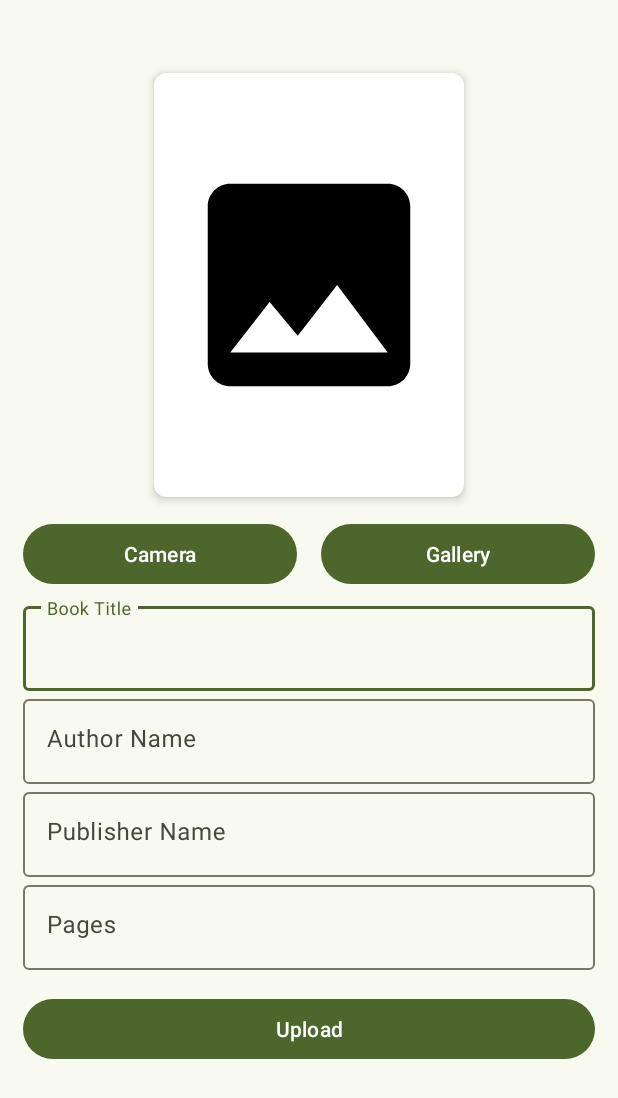
After one commit to ppawazz/Katalog-Buku-Dispusipda, an Android app: the AddBookActivity screen opened directly, with no data from a screen before it, on a phone screen of 412 x 824 dp. The commit adds this screen. Shown: the top 1098 px of the screen. Run offline under Robolectric (Android 15) with nearby library versions, the phone set to English and light mode, and no system bars; pictures from the network do not load; Roboto replaces fonts that are not available here.

Commit message:
add add book activity, manage more helper to upload take camera or

```diff
--- a/app/src/main/AndroidManifest.xml
+++ b/app/src/main/AndroidManifest.xml
@@ -14,6 +14,9 @@
         android:supportsRtl="true"
         android:theme="@style/AppTheme"
         tools:targetApi="31">
+        <activity
+            android:name=".view.ui.AddBookActivity"
+            android:exported="false" />
         <activity
             android:name=".view.ui.DetailActivity"
             android:exported="false" />
--- a/app/src/main/java/com/paw/katalogbuku/utils/Helper.kt
+++ b/app/src/main/java/com/paw/katalogbuku/utils/Helper.kt
@@ -1,8 +1,112 @@
 package com.paw.katalogbuku.utils
 
+import android.content.ContentValues
+import android.content.Context
+import android.graphics.Bitmap
+import android.graphics.BitmapFactory
+import android.graphics.Matrix
+import android.net.Uri
+import android.os.Build
+import android.os.Environment
+import android.provider.MediaStore
 import android.widget.Toast
 import androidx.appcompat.app.AppCompatActivity
+import androidx.core.content.FileProvider
+import androidx.exifinterface.media.ExifInterface
+import com.paw.katalogbuku.BuildConfig
+import java.io.ByteArrayOutputStream
+import java.io.File
+import java.io.FileOutputStream
+import java.io.InputStream
+import java.text.SimpleDateFormat
+import java.util.Date
+import java.util.Locale
+
+private const val MAXIMAL_SIZE = 1000000
+private const val FILENAME_FORMAT = "yyyyMMdd_HHmmss"
+private val timeStamp: String = SimpleDateFormat(FILENAME_FORMAT, Locale.US).format(Date())
 
 fun AppCompatActivity.showToast(message: String?) {
     Toast.makeText(this, message, Toast.LENGTH_SHORT).show()
 }
+
+fun getImageUri(context: Context): Uri {
+    var uri: Uri? = null
+    if (Build.VERSION.SDK_INT >= Build.VERSION_CODES.Q) {
+        val contentValues = ContentValues().apply {
+            put(MediaStore.MediaColumns.DISPLAY_NAME, "$timeStamp.jpg")
+            put(MediaStore.MediaColumns.MIME_TYPE, "image/jpeg")
+            put(MediaStore.MediaColumns.RELATIVE_PATH, "Pictures/MyCamera/")
+        }
+        uri = context.contentResolver.insert(
+            MediaStore.Images.Media.EXTERNAL_CONTENT_URI,
+            contentValues
+        )
+    }
+    return uri ?: getImageUriForPreQ(context)
+}
+
+private fun getImageUriForPreQ(context: Context): Uri {
+    val filesDir = context.getExternalFilesDir(Environment.DIRECTORY_PICTURES)
+    val imageFile = File(filesDir, "/MyCamera/$timeStamp.jpg")
+    if (imageFile.parentFile?.exists() == false) imageFile.parentFile?.mkdir()
+    return FileProvider.getUriForFile(
+        context,
+        "${BuildConfig.APPLICATION_ID}.fileprovider",
+        imageFile
+    )
+}
+
+fun createCustomTempFile(context: Context): File {
+    val filesDir = context.externalCacheDir
+    return File.createTempFile(timeStamp, ".jpg", filesDir)
+}
+
+fun uriToFile(imageUri: Uri, context: Context): File {
+    val myFile = createCustomTempFile(context)
+    val inputStream = context.contentResolver.openInputStream(imageUri) as InputStream
+    val outputStream = FileOutputStream(myFile)
+    val buffer = ByteArray(1024)
+    var length: Int
+    while (inputStream.read(buffer).also { length = it } > 0) outputStream.write(buffer, 0, length)
+    outputStream.close()
+    inputStream.close()
+    return myFile
+}
+
+fun File.reduceFileImage(): File {
+    val file = this
+    val bitmap = BitmapFactory.decodeFile(file.path).getRotatedBitmap(file)
+    var compressQuality = 100
+    var streamLength: Int
+    do {
+        val bmpStream = ByteArrayOutputStream()
+        bitmap?.compress(Bitmap.CompressFormat.JPEG, compressQuality, bmpStream)
+        val bmpPicByteArray = bmpStream.toByteArray()
+        streamLength = bmpPicByteArray.size
+        compressQuality -= 5
+    } while (streamLength > MAXIMAL_SIZE)
+    bitmap?.compress(Bitmap.CompressFormat.JPEG, compressQuality, FileOutputStream(file))
+    return file
+}
+
+fun Bitmap.getRotatedBitmap(file: File): Bitmap? {
+    val orientation = ExifInterface(file).getAttributeInt(
+        ExifInterface.TAG_ORIENTATION, ExifInterface.ORIENTATION_UNDEFINED
+    )
+    return when (orientation) {
+        ExifInterface.ORIENTATION_ROTATE_90 -> rotateImage(this, 90F)
+        ExifInterface.ORIENTATION_ROTATE_180 -> rotateImage(this, 180F)
+        ExifInterface.ORIENTATION_ROTATE_270 -> rotateImage(this, 270F)
+        ExifInterface.ORIENTATION_NORMAL -> this
+        else -> this
+    }
+}
+
+fun rotateImage(source: Bitmap, angle: Float): Bitmap? {
+    val matrix = Matrix()
+    matrix.postRotate(angle)
+    return Bitmap.createBitmap(
+        source, 0, 0, source.width, source.height, matrix, true
+    )
+}
--- /dev/null
+++ b/app/src/main/java/com/paw/katalogbuku/view/ui/AddBookActivity.kt
@@ -0,0 +1,110 @@
+package com.paw.katalogbuku.view.ui
+
+import android.animation.AnimatorSet
+import android.animation.ObjectAnimator
+import android.net.Uri
+import android.os.Build
+import android.os.Bundle
+import android.util.Log
+import android.view.View
+import android.view.WindowInsets
+import android.view.WindowManager
+import androidx.activity.enableEdgeToEdge
+import androidx.activity.result.PickVisualMediaRequest
+import androidx.activity.result.contract.ActivityResultContracts
+import androidx.appcompat.app.AppCompatActivity
+import androidx.core.view.ViewCompat
+import androidx.core.view.WindowInsetsCompat
+import com.paw.katalogbuku.R
+import com.paw.katalogbuku.databinding.ActivityAddBookBinding
+import com.paw.katalogbuku.utils.getImageUri
+
+class AddBookActivity : AppCompatActivity() {
+
+
+    private lateinit var binding: ActivityAddBookBinding
+    private var currentImageUri: Uri? = null
+    override fun onCreate(savedInstanceState: Bundle?) {
+        super.onCreate(savedInstanceState)
+        binding = ActivityAddBookBinding.inflate(layoutInflater)
+        enableEdgeToEdge()
+        setContentView(binding.root)
+        ViewCompat.setOnApplyWindowInsetsListener(findViewById(R.id.main)) { v, insets ->
+            val systemBars = insets.getInsets(WindowInsetsCompat.Type.systemBars())
+            v.setPadding(systemBars.left, systemBars.top, systemBars.right, systemBars.bottom)
+            insets
+        }
+        playAnimation()
+        binding.btnGallery.setOnClickListener {
+            startGallery()
+        }
+        binding.btnCamera.setOnClickListener {
+            startCamera()
+        }
+    }
+
+    private fun startCamera() {
+        currentImageUri = getImageUri(this)
+        launcherIntentCamera.launch(currentImageUri!!)
+    }
+
+    private val launcherIntentCamera = registerForActivityResult(
+        ActivityResultContracts.TakePicture()
+    ) { isSuccess ->
+        if (isSuccess) {
+            showImage()
+        }
+    }
+
+    private fun startGallery() {
+        launcherGallery.launch(PickVisualMediaRequest(ActivityResultContracts.PickVisualMedia.ImageOnly))
+    }
+
+    private val launcherGallery = registerForActivityResult(
+        ActivityResultContracts.PickVisualMedia()
+    ) { uri: Uri? ->
+        if (uri != null) {
+            currentImageUri = uri
+            showImage()
+        } else {
+            Log.d("Photo Picker", "No media selected")
+        }
+    }
+
+    private fun showImage() {
+        currentImageUri?.let {
+            Log.d("Image URI", "showImage: $it")
+            binding.uploadImage.setImageURI(it)
+        }
+    }
+
+    private fun playAnimation() {
+        val cover = ObjectAnimator.ofFloat(binding.uploadImage, View.ALPHA, 1f).setDuration(100)
+        val title =
+            ObjectAnimator.ofFloat(binding.edAddTitle, View.ALPHA, 1f).setDuration(100)
+        val tlTitle =
+            ObjectAnimator.ofFloat(binding.addTitle, View.ALPHA, 1f).setDuration(100)
+        val author =
+            ObjectAnimator.ofFloat(binding.edAddAuthor, View.ALPHA, 1f).setDuration(100)
+        val tlAuthor =
+            ObjectAnimator.ofFloat(binding.addAuthor, View.ALPHA, 1f).setDuration(100)
+        val publisher =
+            ObjectAnimator.ofFloat(binding.edAddPublisher, View.ALPHA, 1f).setDuration(100)
+        val tlPublisher =
+            ObjectAnimator.ofFloat(binding.addPublisher, View.ALPHA, 1f).setDuration(100)
+        val pages =
+            ObjectAnimator.ofFloat(binding.edAddPages, View.ALPHA, 1f).setDuration(100)
+        val tlPages =
+            ObjectAnimator.ofFloat(binding.addPages, View.ALPHA, 1f).setDuration(100)
+        val camera = ObjectAnimator.ofFloat(binding.btnCamera, View.ALPHA, 1f).setDuration(100)
+        val gallery = ObjectAnimator.ofFloat(binding.btnGallery, View.ALPHA, 1f).setDuration(100)
+        val upload = ObjectAnimator.ofFloat(binding.buttonAdd, View.ALPHA, 1f).setDuration(100)
+
+        AnimatorSet().apply {
+            playTogether(
+                camera, gallery, upload, cover, title, tlTitle, author, tlAuthor, publisher, tlPublisher, pages, tlPages
+            )
+            startDelay = 200
+        }.start()
+    }
+}
--- a/app/src/main/java/com/paw/katalogbuku/view/ui/MainActivity.kt
+++ b/app/src/main/java/com/paw/katalogbuku/view/ui/MainActivity.kt
@@ -1,5 +1,6 @@
 package com.paw.katalogbuku.view.ui
 
+import android.content.Intent
 import android.os.Bundle
 import android.text.Editable
 import android.text.TextWatcher
@@ -54,7 +55,8 @@ class MainActivity : AppCompatActivity() {
             }
 
             fabAdd.setOnClickListener {
-                // Implement add book logic here
+                val toAddBook = Intent(this@MainActivity, AddBookActivity::class.java)
+                startActivity(toAddBook)
             }
 
             searchEditText.addTextChangedListener(object : TextWatcher {
--- /dev/null
+++ b/app/src/main/res/drawable/ic_image.xml
@@ -0,0 +1,5 @@
+<vector xmlns:android="http://schemas.android.com/apk/res/android" android:height="24dp" android:tint="#000000" android:viewportHeight="24" android:viewportWidth="24" android:width="24dp">
+
+    <path android:fillColor="@android:color/white" android:pathData="M21,19V5c0,-1.1 -0.9,-2 -2,-2H5c-1.1,0 -2,0.9 -2,2v14c0,1.1 0.9,2 2,2h14c1.1,0 2,-0.9 2,-2zM8.5,13.5l2.5,3.01L14.5,12l4.5,6H5l3.5,-4.5z"/>
+
+</vector>
--- /dev/null
+++ b/app/src/main/res/layout/activity_add_book.xml
@@ -0,0 +1,181 @@
+<?xml version="1.0" encoding="utf-8"?>
+<androidx.constraintlayout.widget.ConstraintLayout xmlns:android="http://schemas.android.com/apk/res/android"
+    xmlns:app="http://schemas.android.com/apk/res-auto"
+    xmlns:tools="http://schemas.android.com/tools"
+    android:id="@+id/main"
+    android:layout_width="match_parent"
+    android:layout_height="match_parent"
+    tools:context=".view.ui.AddBookActivity">
+
+    <androidx.cardview.widget.CardView
+        android:id="@+id/cv_upload"
+        android:layout_width="220dp"
+        android:layout_height="300dp"
+        android:layout_marginTop="40dp"
+        app:cardCornerRadius="8dp"
+        app:cardElevation="4dp"
+        app:cardUseCompatPadding="true"
+        app:cardBackgroundColor="@color/cardbg"
+        app:layout_constraintStart_toStartOf="parent"
+        app:layout_constraintEnd_toEndOf="parent"
+        app:layout_constraintTop_toTopOf="parent">
+
+        <ImageView
+            android:id="@+id/upload_image"
+            android:layout_width="180dp"
+            android:layout_height="260dp"
+            android:alpha="0"
+            android:scaleType="fitCenter"
+            android:layout_gravity="center"
+            android:src="@drawable/ic_image"
+            tools:alpha="100" />
+    </androidx.cardview.widget.CardView>
+
+    <Button
+        android:id="@+id/btn_camera"
+        android:layout_width="0dp"
+        android:layout_height="wrap_content"
+        android:layout_marginStart="15dp"
+        android:layout_marginEnd="8dp"
+        android:layout_marginTop="5dp"
+        android:gravity="center"
+        android:alpha="0"
+        android:text="Camera"
+        app:layout_constraintEnd_toStartOf="@id/btn_gallery"
+        app:layout_constraintStart_toStartOf="parent"
+        app:layout_constraintTop_toBottomOf="@id/cv_upload"
+        tools:alpha="100" />
+
+    <Button
+        android:id="@+id/btn_gallery"
+        android:layout_width="0dp"
+        android:layout_height="wrap_content"
+        android:layout_marginStart="8dp"
+        android:layout_marginEnd="15dp"
+        android:layout_marginTop="5dp"
+        android:alpha="0"
+        android:text="Gallery"
+        app:layout_constraintEnd_toEndOf="parent"
+        app:layout_constraintStart_toEndOf="@id/btn_camera"
+        app:layout_constraintTop_toBottomOf="@id/cv_upload"
+        tools:alpha="100" />
+
+    <com.google.android.material.textfield.TextInputLayout
+        android:id="@+id/add_title"
+        android:layout_width="match_parent"
+        android:layout_height="wrap_content"
+        android:layout_marginStart="15dp"
+        android:layout_marginEnd="15dp"
+        android:layout_marginTop="5dp"
+        android:alpha="0"
+        app:layout_constraintEnd_toEndOf="parent"
+        app:layout_constraintStart_toStartOf="parent"
+        app:layout_constraintTop_toBottomOf="@id/btn_gallery"
+        tools:alpha="100">
+
+        <com.google.android.material.textfield.TextInputEditText
+            android:id="@+id/ed_add_title"
+            android:layout_width="match_parent"
+            android:layout_height="match_parent"
+            android:gravity="top|start"
+            android:hint="Book Title"
+            android:inputType="textMultiLine"
+            android:maxLines="5"
+            android:textAlignment="viewStart" />
+
+    </com.google.android.material.textfield.TextInputLayout>
+
+    <com.google.android.material.textfield.TextInputLayout
+        android:id="@+id/add_author"
+        android:layout_width="match_parent"
+        android:layout_height="wrap_content"
+        android:layout_marginStart="15dp"
+        android:layout_marginEnd="15dp"
+        android:alpha="0"
+        app:layout_constraintEnd_toEndOf="parent"
+        app:layout_constraintStart_toStartOf="parent"
+        app:layout_constraintTop_toBottomOf="@id/add_title"
+        tools:alpha="100">
+
+    <com.google.android.material.textfield.TextInputEditText
+        android:id="@+id/ed_add_author"
+        android:layout_width="match_parent"
+        android:layout_height="match_parent"
+        android:gravity="top|start"
+        android:hint="Author Name"
+        android:inputType="textMultiLine"
+        android:maxLines="5"
+        android:textAlignment="viewStart" />
+    </com.google.android.material.textfield.TextInputLayout>
+
+    <com.google.android.material.textfield.TextInputLayout
+        android:id="@+id/add_publisher"
+        android:layout_width="match_parent"
+        android:layout_height="wrap_content"
+        android:layout_marginStart="15dp"
+        android:layout_marginEnd="15dp"
+        android:alpha="0"
+        app:layout_constraintEnd_toEndOf="parent"
+        app:layout_constraintStart_toStartOf="parent"
+        app:layout_constraintTop_toBottomOf="@id/add_author"
+        tools:alpha="100">
+
+        <com.google.android.material.textfield.TextInputEditText
+            android:id="@+id/ed_add_publisher"
+            android:layout_width="match_parent"
+            android:layout_height="match_parent"
+            android:gravity="top|start"
+            android:hint="Publisher Name"
+            android:inputType="textMultiLine"
+            android:maxLines="5"
+            android:textAlignment="viewStart" />
+    </com.google.android.material.textfield.TextInputLayout>
+
+    <com.google.android.material.textfield.TextInputLayout
+        android:id="@+id/add_pages"
+        android:layout_width="match_parent"
+        android:layout_height="wrap_content"
+        android:layout_marginStart="15dp"
+        android:layout_marginEnd="15dp"
+        android:alpha="0"
+        app:layout_constraintEnd_toEndOf="parent"
+        app:layout_constraintStart_toStartOf="parent"
+        app:layout_constraintTop_toBottomOf="@id/add_publisher"
+        tools:alpha="100">
+
+        <com.google.android.material.textfield.TextInputEditText
+            android:id="@+id/ed_add_pages"
+            android:layout_width="match_parent"
+            android:layout_height="match_parent"
+            android:gravity="top|start"
+            android:hint="Pages"
+            android:inputType="textMultiLine"
+            android:maxLines="5"
+            android:textAlignment="viewStart" />
+    </com.google.android.material.textfield.TextInputLayout>
+
+    <Button
+        android:id="@+id/button_add"
+        android:layout_width="0dp"
+        android:layout_height="wrap_content"
+        android:layout_marginStart="15dp"
+        android:layout_marginEnd="15dp"
+        android:layout_marginTop="15dp"
+        android:alpha="0"
+        android:text="Upload"
+        app:layout_constraintEnd_toEndOf="parent"
+        app:layout_constraintStart_toStartOf="parent"
+        app:layout_constraintTop_toBottomOf="@id/add_pages"
+        tools:alpha="100" />
+
+    <com.google.android.material.progressindicator.LinearProgressIndicator
+        android:id="@+id/progressIndicator"
+        android:layout_width="match_parent"
+        android:layout_height="wrap_content"
+        android:indeterminate="true"
+        android:visibility="gone"
+        app:layout_constraintEnd_toEndOf="parent"
+        app:layout_constraintStart_toStartOf="parent"
+        app:layout_constraintTop_toTopOf="parent" />
+
+</androidx.constraintlayout.widget.ConstraintLayout>
--- a/app/src/main/res/layout/activity_detail.xml
+++ b/app/src/main/res/layout/activity_detail.xml
@@ -26,7 +26,7 @@
             android:layout_height="280dp"
             android:layout_gravity="center"
             android:alpha="0"
-            android:scaleType="fitXY"
+            android:scaleType="fitCenter"
             tools:alpha="100"
             tools:src="@tools:sample/avatars" />
     </androidx.cardview.widget.CardView>
--- a/app/src/main/res/layout/item_book.xml
+++ b/app/src/main/res/layout/item_book.xml
@@ -21,7 +21,7 @@
             android:layout_width="100dp"
             android:layout_height="120dp"
             android:layout_margin="8dp"
-            android:scaleType="centerCrop"
+            android:scaleType="fitCenter"
             app:layout_constraintStart_toStartOf="parent"
             app:layout_constraintTop_toTopOf="parent"
             app:layout_constraintBottom_toBottomOf="parent"
```
